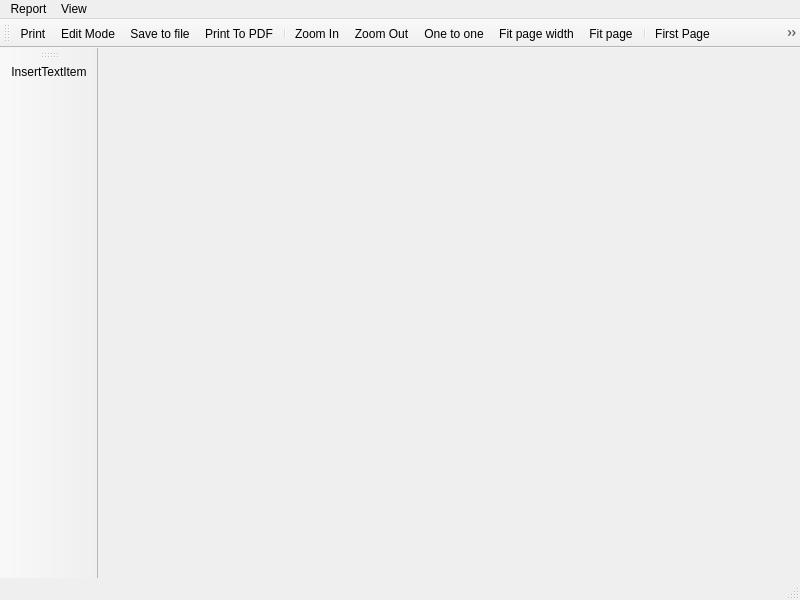
Above: limereport/lrpreviewreportwindow.ui from fralx/LimeReport before the change. Below: the same form after it.
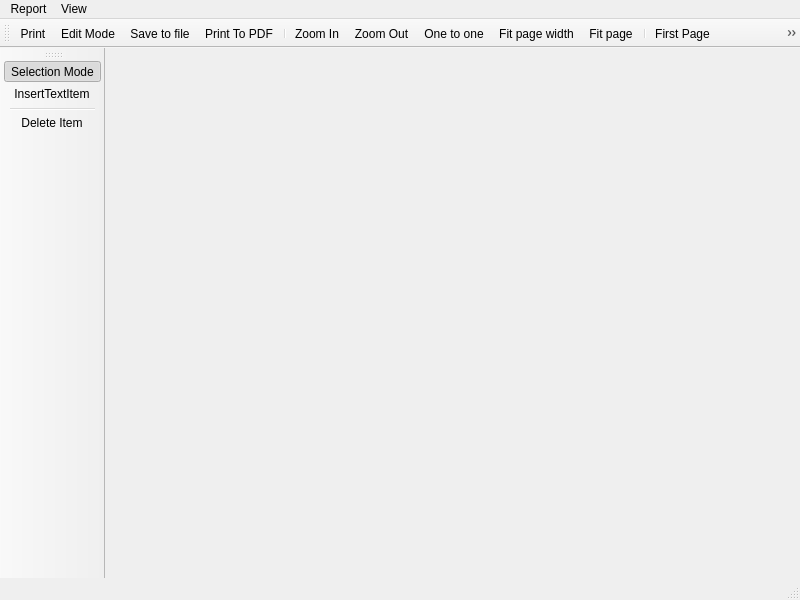
That is the form after the change. Icons and pictures are not drawn.

Commit message: Finished add new text item in preview mode

The edit to the form file:
```diff
--- a/limereport/lrpreviewreportwindow.ui
+++ b/limereport/lrpreviewreportwindow.ui
@@ -106,7 +106,10 @@
    <attribute name="toolBarBreak">
     <bool>false</bool>
    </attribute>
+   <addaction name="actionSelection_Mode"/>
    <addaction name="actionInsertTextItem"/>
+   <addaction name="separator"/>
+   <addaction name="actionDelete_Item"/>
   </widget>
   <action name="actionPrint">
    <property name="icon">
@@ -306,6 +309,33 @@
     <string>Add new TextItem</string>
    </property>
   </action>
+  <action name="actionSelection_Mode">
+   <property name="checkable">
+    <bool>true</bool>
+   </property>
+   <property name="checked">
+    <bool>true</bool>
+   </property>
+   <property name="icon">
+    <iconset resource="report.qrc">
+     <normaloff>:/report/images/editMode</normaloff>:/report/images/editMode</iconset>
+   </property>
+   <property name="text">
+    <string>Selection Mode</string>
+   </property>
+  </action>
+  <action name="actionDelete_Item">
+   <property name="icon">
+    <iconset resource="report.qrc">
+     <normaloff>:/report/images/delete</normaloff>:/report/images/delete</iconset>
+   </property>
+   <property name="text">
+    <string>Delete Item</string>
+   </property>
+   <property name="shortcut">
+    <string>Del</string>
+   </property>
+  </action>
  </widget>
  <resources>
   <include location="report.qrc"/>
```
Left out of the diff: 39 changed lines with no effect on the pictures. The commit also changes 6 other files.
